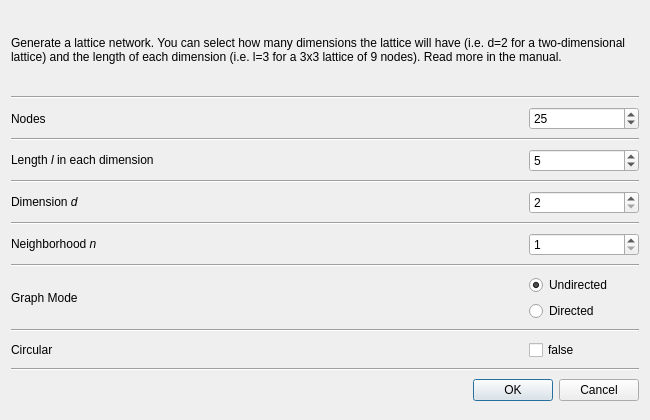
This is src/forms/dialograndlattice.ui in socnetv/app as Qt 5 draws it before an edit. The edited form follows.
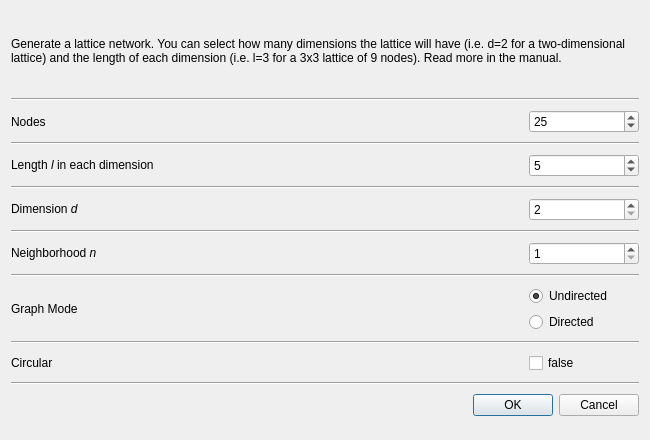
This is the edited form.

Commit message: fixed styling in random net dialogs

What changed in the file:
```diff
--- a/src/forms/dialograndlattice.ui
+++ b/src/forms/dialograndlattice.ui
@@ -7,7 +7,7 @@
     <x>0</x>
     <y>0</y>
     <width>650</width>
-    <height>420</height>
+    <height>440</height>
    </rect>
   </property>
   <property name="sizePolicy">
@@ -19,7 +19,7 @@
   <property name="minimumSize">
    <size>
     <width>650</width>
-    <height>420</height>
+    <height>440</height>
    </size>
   </property>
   <property name="maximumSize">
```
The commit also changes 1 other file.
